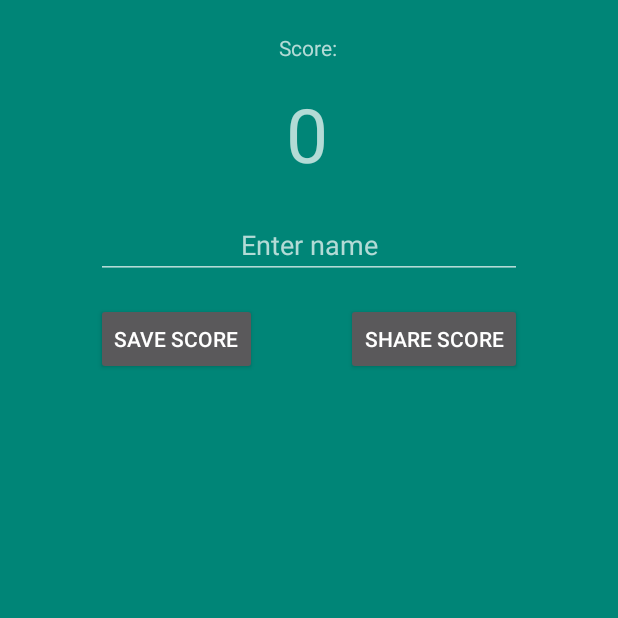
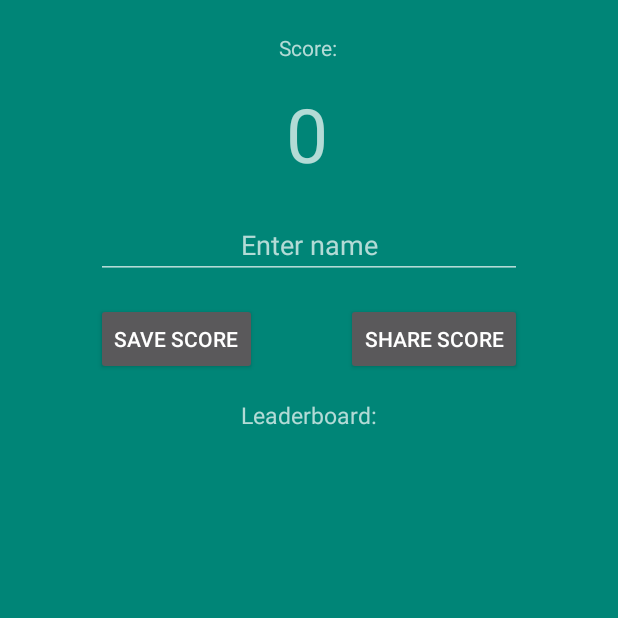
Before and after one commit to JeffreyPWagner/BattleQuiz, an Android app: the PostGameActivity screen opened directly, with no data from a screen before it, on a phone screen of 412 x 824 dp, the top half of it. Run offline under Robolectric (Android 15) with nearby library versions, the phone set to English and light mode, and no system bars; libraries missing offline, so code that uses them is left out: org.parceler; 2 statements that could not run were skipped.

Commit message:
Added leaderboard label

```diff
--- a/app/src/main/res/layout/post_game_content.xml
+++ b/app/src/main/res/layout/post_game_content.xml
@@ -15,8 +15,9 @@
         android:layout_marginTop="16dp"
         app:layout_constraintBottom_toBottomOf="parent"
         app:layout_constraintEnd_toEndOf="parent"
+        app:layout_constraintHorizontal_bias="0.4"
         app:layout_constraintStart_toStartOf="parent"
-        app:layout_constraintTop_toBottomOf="@+id/share_score_but"
+        app:layout_constraintTop_toBottomOf="@+id/leadboard_text"
         app:layout_constraintVertical_bias="1.0" />
 
     <Button
@@ -76,4 +77,17 @@
         app:layout_constraintHorizontal_bias="1.0"
         app:layout_constraintStart_toEndOf="@+id/save_score_but"
         app:layout_constraintTop_toTopOf="@+id/save_score_but" />
+
+    <TextView
+        android:id="@+id/leadboard_text"
+        android:layout_width="wrap_content"
+        android:layout_height="wrap_content"
+        android:layout_marginStart="8dp"
+        android:layout_marginTop="16dp"
+        android:layout_marginEnd="8dp"
+        android:text="Leaderboard:"
+        android:textSize="15sp"
+        app:layout_constraintEnd_toEndOf="@+id/share_score_but"
+        app:layout_constraintStart_toStartOf="@+id/save_score_but"
+        app:layout_constraintTop_toBottomOf="@+id/save_score_but" />
 </android.support.constraint.ConstraintLayout>
```
